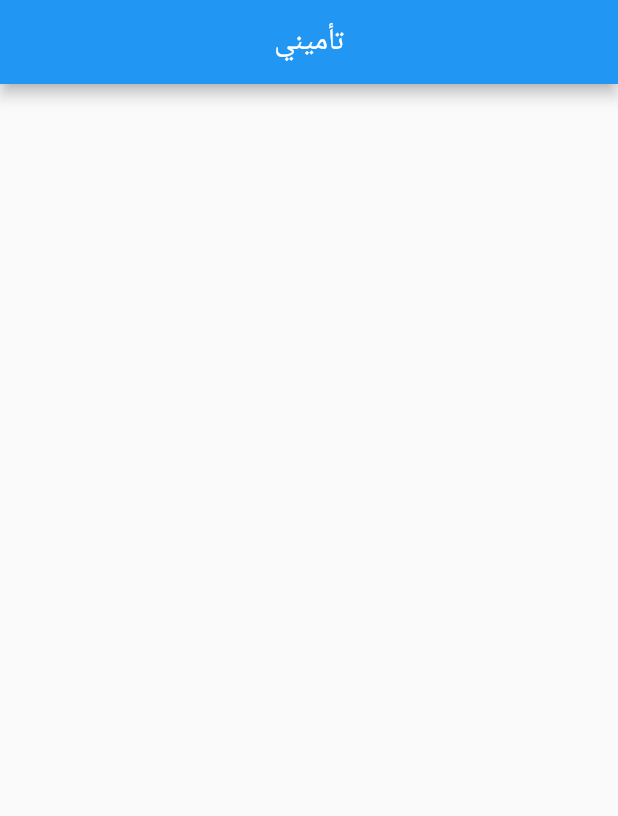
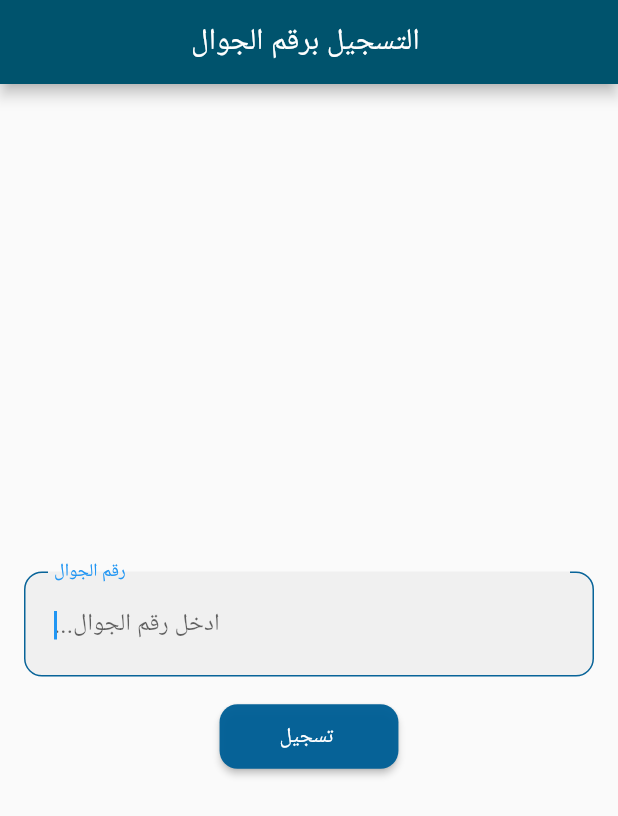
Before and after one commit to HamadAlharbi1/tamini, a Flutter app: the screen it shows after launch, on a phone screen of 412 x 824 dp. Shown: the top 816 px of the screen. Run offline on Flutter 3.47's test engine with Material 2 defaults, Android fonts, the phone set to English and light mode, and no system bars; our stand-ins replace firebase_core, flutter_dotenv, pin_input_text_field; accounts and stored records are empty.

```diff
--- /dev/null
+++ b/lib/CustomComponents/custom_button.dart
@@ -0,0 +1,34 @@
+import 'package:flutter/material.dart';
+
+class CustomButton extends StatelessWidget {
+  final VoidCallback onPressed;
+  final String buttonText;
+
+  const CustomButton({
+    super.key,
+    required this.onPressed,
+    required this.buttonText,
+  });
+
+  @override
+  Widget build(BuildContext context) {
+    return ElevatedButton(
+      onPressed: onPressed,
+      style: ElevatedButton.styleFrom(
+        backgroundColor: const Color.fromARGB(246, 0, 95, 150), // Button color
+        shape: RoundedRectangleBorder(
+          borderRadius: BorderRadius.circular(12),
+        ),
+      ),
+      child: Padding(
+        padding: const EdgeInsets.symmetric(vertical: 12.0, horizontal: 24.0),
+        child: Text(
+          buttonText,
+          style: const TextStyle(
+            color: Colors.white, // Button text color
+          ),
+        ),
+      ),
+    );
+  }
+}
--- /dev/null
+++ b/lib/CustomComponents/custom_textField.dart
@@ -0,0 +1,71 @@
+import 'package:flutter/material.dart';
+
+class CustomTextField extends StatefulWidget {
+  final TextEditingController controller;
+  final String labelText;
+  final String hintText;
+  final TextInputType keyboardType;
+
+  const CustomTextField({
+    super.key,
+    required this.controller,
+    required this.labelText,
+    required this.hintText,
+    required this.keyboardType,
+  });
+
+  @override
+  _CustomTextFieldState createState() => _CustomTextFieldState();
+}
+
+class _CustomTextFieldState extends State<CustomTextField> {
+  @override
+  Widget build(BuildContext context) {
+    return TextFormField(
+      controller: widget.controller,
+      autofocus: true,
+      obscureText: false,
+      decoration: InputDecoration(
+        label: Row(
+          // mainAxisAlignment: MainAxisAlignment.end,
+          children: [
+            Text(widget.labelText),
+          ],
+        ),
+        hintText: widget.hintText,
+        enabledBorder: OutlineInputBorder(
+          borderSide: const BorderSide(
+            color: Color.fromARGB(246, 0, 95, 150),
+            width: 1,
+          ),
+          borderRadius: BorderRadius.circular(12),
+        ),
+        focusedBorder: OutlineInputBorder(
+          borderSide: const BorderSide(
+            color: Color.fromARGB(246, 0, 95, 150),
+            width: 1,
+          ),
+          borderRadius: BorderRadius.circular(12),
+        ),
+        errorBorder: OutlineInputBorder(
+          borderSide: const BorderSide(
+            color: Color.fromARGB(246, 0, 95, 150),
+            width: 1,
+          ),
+          borderRadius: BorderRadius.circular(12),
+        ),
+        focusedErrorBorder: OutlineInputBorder(
+          borderSide: const BorderSide(
+            color: Color.fromARGB(246, 150, 0, 0),
+            width: 1,
+          ),
+          borderRadius: BorderRadius.circular(12),
+        ),
+        filled: true,
+        contentPadding: const EdgeInsetsDirectional.fromSTEB(20, 24, 20, 24),
+      ),
+      keyboardType: widget.keyboardType,
+      // textAlign: TextAlign.right,
+    );
+  }
+}
--- a/lib/app.dart
+++ b/lib/app.dart
@@ -1,5 +1,5 @@
 import 'package:flutter/material.dart';
-import 'package:tamini_app/pages/homepage.dart';
+import 'package:tamini_app/pages/RegistrationPage.dart';
 
 class MyApp extends StatelessWidget {
   const MyApp({super.key});
@@ -7,7 +7,7 @@ class MyApp extends StatelessWidget {
   Widget build(BuildContext context) {
     return const MaterialApp(
       debugShowCheckedModeBanner: false,
-      home: MyHomePage(),
+      home: RegistrationPage(),
     );
   }
 }
--- /dev/null
+++ b/lib/pages/RegistrationPage.dart
@@ -0,0 +1,84 @@
+import 'package:flutter/material.dart';
+import 'package:tamini_app/CustomComponents/custom_button.dart';
+import 'package:tamini_app/CustomComponents/custom_textField.dart';
+import 'package:tamini_app/CustomComponents/otp_inputput_widget.dart';
+
+class RegistrationPage extends StatefulWidget {
+  const RegistrationPage({
+    super.key,
+  });
+
+  @override
+  State<RegistrationPage> createState() => _RegistrationPageState();
+}
+
+class _RegistrationPageState extends State<RegistrationPage> {
+  TextEditingController phoneNumberController = TextEditingController();
+  @override
+  void initState() {
+    super.initState();
+  }
+
+  createNewUserFromMobile(BuildContext context, String phoneNumber) {
+    showDialog(
+      context: context,
+      builder: (BuildContext context) {
+        return AlertDialog(
+          title: const Text('ادخل الرمز المرسل الى جوالك'),
+          content: OtpInputWidget(
+            onOtpEntered: (otp) {
+              // Handle the OTP verification logic here
+              if (otp == '1234') {
+                // If OTP is correct, navigate to the RegistrationPage
+                Navigator.of(context).pop(); // Close the OTP dialog
+                Navigator.push(
+                  context,
+                  MaterialPageRoute(builder: (context) => const RegistrationPage()),
+                );
+              } else {
+                // If OTP is incorrect, show an error message
+                // You can add error handling logic here
+                // For example, displaying an error message to the user
+                print('Invalid OTP. Please try again.');
+              }
+            },
+          ),
+        );
+      },
+    );
+  }
+
+  @override
+  Widget build(BuildContext context) {
+    return Scaffold(
+      appBar: AppBar(
+        backgroundColor: const Color.fromARGB(255, 0, 83, 109),
+        title: const Center(child: Text('التسجيل برقم الجوال ')),
+      ),
+      body: Center(
+        child: Column(
+          mainAxisAlignment: MainAxisAlignment.center,
+          children: [
+            Center(
+              child: Padding(
+                padding: const EdgeInsets.all(16.0),
+                child: CustomTextField(
+                  controller: phoneNumberController,
+                  labelText: 'رقم الجوال',
+                  hintText: '...ادخل رقم الجوال',
+                  keyboardType: TextInputType.phone,
+                ),
+              ),
+            ),
+            CustomButton(
+              onPressed: () {
+                createNewUserFromMobile(context, phoneNumberController.text);
+              },
+              buttonText: 'تسجيل ',
+            ),
+          ],
+        ),
+      ),
+    );
+  }
+}
--- a/lib/pages/homepage.dart
+++ /dev/null
@@ -1,17 +0,0 @@
-import 'package:flutter/material.dart';
-
-class MyHomePage extends StatelessWidget {
-  const MyHomePage({
-    super.key,
-  });
-
-  @override
-  Widget build(BuildContext context) {
-    return Scaffold(
-      appBar: AppBar(
-        title: const Center(child: Text('تأميني')),
-      ),
-      body: const Center(),
-    );
-  }
-}
```
Also changed, not shown: lib/CustomComponents/otp_inputput_widget.dart (added, +50 -0 lines), lib/main.dart (+12 -3 lines), pubspec.yaml (+10 -2 lines), pubspec.lock, 6 other files.
